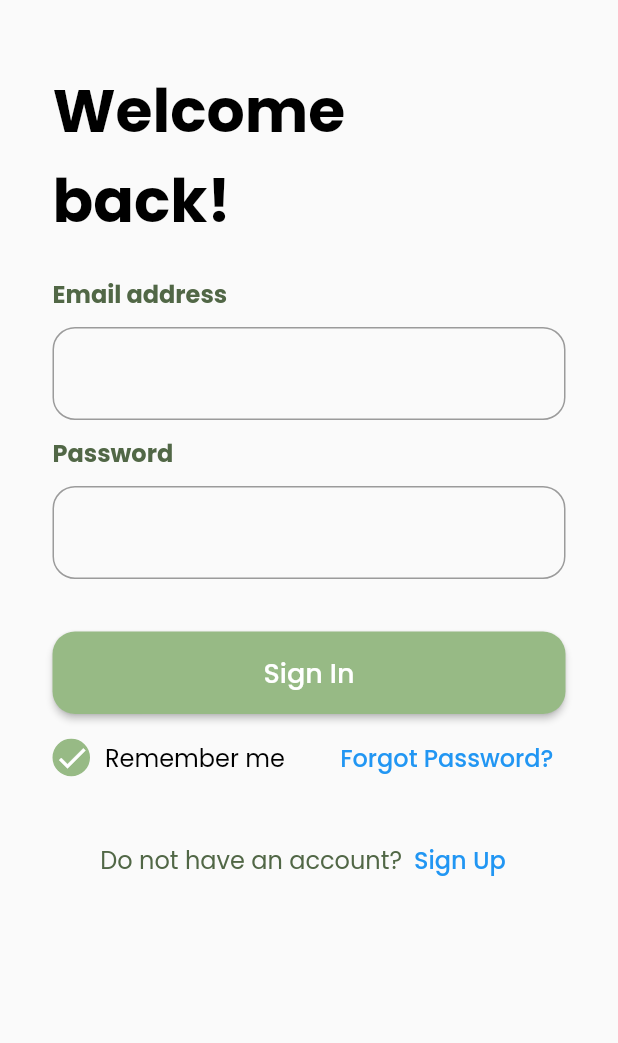
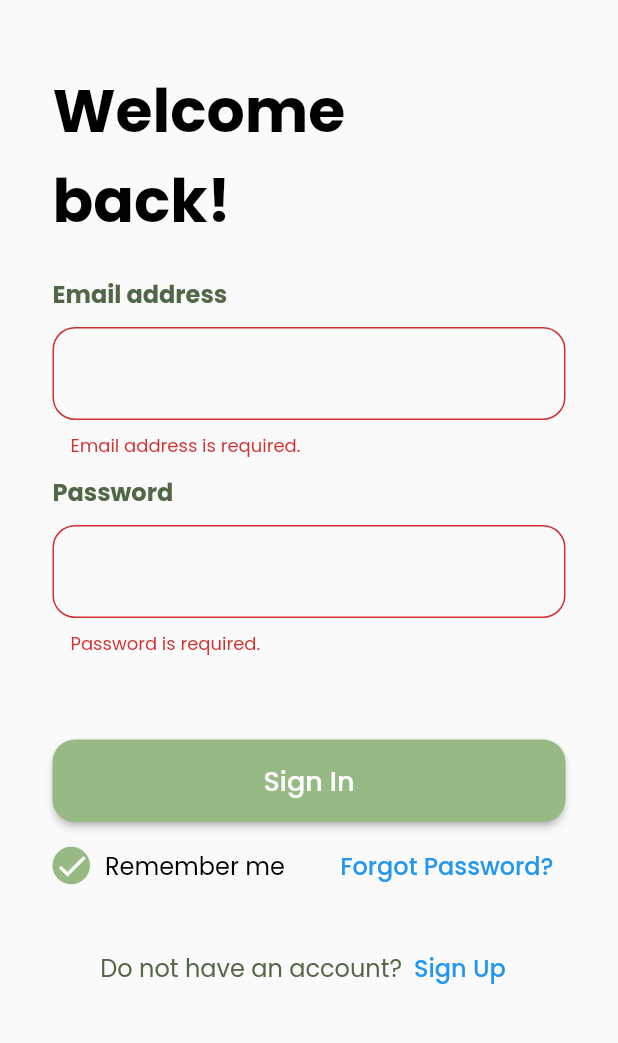
Before and after one commit to Isko21/Halal-Scan, a Flutter app: the SignInPage screen opened directly, after a tap on "Sign In", on a phone screen of 412 x 824 dp, the part 63-1106 px from its top. Run offline on Flutter 3.47's test engine with Material 2 defaults, Android fonts, the phone set to English and light mode, and no system bars; drawn by our look-alikes of roundcheckbox; our stand-ins replace auto_size_text, cloud_firestore, firebase_auth, firebase_core, google_fonts, google_maps_flutter and 7 more; missing offline and left inert: flutter_barcode_scanner, flutter_gif, material_color_generator, qr_code_scanner; accounts and stored records are empty; network calls fail.

```diff
--- a/lib/main.dart
+++ b/lib/main.dart
@@ -28,8 +28,7 @@ class MyApp extends StatelessWidget {
     SystemChrome.setPreferredOrientations([DeviceOrientation.portraitUp]);
 
     return StreamProvider<CustomUser?>.value(
-      initialData:
-          CustomUser(fullName: 'Initial Data', email: 'test@gmail.com'),
+      initialData: CustomUser(),
       value: AuthService().authUser,
       child: MaterialApp(
         debugShowCheckedModeBanner: false,
--- a/lib/models/user.dart
+++ b/lib/models/user.dart
@@ -4,6 +4,7 @@ class CustomUser {
   String? uid;
   String? fullName;
   String? email;
+  String? password;
   String? photoUrl;
   bool? isReviewer;
   Timestamp? memberSince;
@@ -12,21 +13,12 @@ class CustomUser {
     this.uid,
     this.fullName,
     this.email,
-    this.photoUrl,
+    this.password,
+    this.photoUrl =
+        'https://encrypted-tbn0.gstatic.com/images?q=tbn:ANd9GcS8sz484NbeS21UH8wlx9yDd0WROQsCMpS-mvXjkmY&s',
     this.isReviewer = false,
     this.memberSince,
   });
-
-  String? get getUID => uid;
-  String? get getFullName => fullName;
-  String? get getEmail => email;
-  String? get getPhotoUrl => photoUrl;
-  bool? get getIsReviewer => isReviewer;
-  Timestamp? get getTimeStamp => memberSince;
-
-  void setFullName(String val) {
-    fullName = val;
-  }
 
   Map<String, dynamic> toJson() => {
         'uid': uid,
@@ -42,3 +34,5 @@ class CustomUser {
       isReviewer: json['isReviewer'],
       memberSince: json['memberSince']);
 }
+
+enum CustomRole { scanner, reviewer }
--- a/lib/pages/onboarding/create_user.dart
+++ b/lib/pages/onboarding/create_user.dart
@@ -3,13 +3,16 @@ import 'package:halal_scan/pages/onboarding/signin.dart';
 import 'package:halal_scan/utility/auth.dart';
 
 import '../../models/config.dart';
+import '../../models/user.dart';
 import '../../utility/common_functions.dart';
 import '../../utility/stepper.dart';
 import '../../widgets/button.dart';
 
 class CreateUserView extends StatefulWidget {
   final Function() onNextClicked;
-  const CreateUserView({required this.onNextClicked, super.key});
+  CustomUser currentUser;
+  CreateUserView(
+      {required this.currentUser, required this.onNextClicked, super.key});
 
   @override
   State<CreateUserView> createState() => _CreateUserViewState();
@@ -157,15 +160,19 @@ class _CreateUserViewState extends State<CreateUserView> with ChangeNotifier {
               CustomElevatedButton(
                   text: 'Next',
                   onTap: () async {
+                    FocusScope.of(context).unfocus();
+
                     if (key.currentState!.validate() &&
                         validateBothPasswords(
                             password.text, confirmPassword.text)) {
-                      await authService.signUp(
-                          emailAddress.text, password.text);
+                      widget.currentUser.fullName = fullName.text.trim();
+                      widget.currentUser.email = emailAddress.text.trim();
+                      widget.currentUser.password = password.text;
+                      // await authService.signUp(
+                      //     emailAddress.text, password.text);
                       widget.onNextClicked();
                       print('wszystko dobra');
                     }
-                    FocusScope.of(context).unfocus();
                   },
                   height: 55),
               const SizedBox(height: 10),
@@ -215,13 +222,8 @@ String? validatePassword(String? password) {
   if (password == null || password.isEmpty) {
     return 'Password is required.';
   }
-  String pattern = r'^(?=.*?[A-Z])(?=.*?[a-z])(?=.*?[0-9]).{8,}$';
-  RegExp regex = RegExp(pattern);
-  if (!regex.hasMatch(password)) {
-    return '''
-      Password must be at least 8 characters,
-      include an uppercase letter and number.
-      ''';
+  if (password.length < 8) {
+    return 'Password must be at least 8 characters';
   }
 
   return null;
--- a/lib/pages/onboarding/signin.dart
+++ b/lib/pages/onboarding/signin.dart
@@ -1,5 +1,7 @@
 import 'package:flutter/material.dart';
 import 'package:google_fonts/google_fonts.dart';
+import 'package:halal_scan/pages/onboarding/create_user.dart';
+import 'package:halal_scan/pages/onboarding/signup.dart';
 import 'package:halal_scan/utility/auth.dart';
 import 'package:halal_scan/utility/common_functions.dart';
 import 'package:halal_scan/widgets/button.dart';
@@ -18,6 +20,8 @@ class _SignInPageState extends State<SignInPage> {
   final emailController = TextEditingController();
   final passwordController = TextEditingController();
   final authService = AuthService();
+  final GlobalKey<FormState> key = GlobalKey<FormState>();
+  String error = "";
   @override
   Widget build(BuildContext context) {
     return Scaffold(
@@ -41,19 +45,28 @@ class _SignInPageState extends State<SignInPage> {
       body: SingleChildScrollView(
         child: Padding(
           padding: const EdgeInsets.symmetric(horizontal: 35, vertical: 30),
+          child: Form(
+            key: key,
             child: Column(
               crossAxisAlignment: CrossAxisAlignment.start,
               children: [
                 Text(
                   'Welcome \nback!',
-                style: titleLarge().copyWith(fontSize: 40, color: Colors.black),
+                  style:
+                      titleLarge().copyWith(fontSize: 40, color: Colors.black),
                 ),
                 const SizedBox(height: 20),
                 Text('Email address',
                     style: bodyMedium().copyWith(fontWeight: FontWeight.bold)),
                 const SizedBox(height: 10),
-              TextField(
+                TextFormField(
+                  validator: validateEmail,
                   controller: emailController,
+                  onChanged: (value) {
+                    setState(() {
+                      error = "";
+                    });
+                  },
                   decoration: InputDecoration(
                     fillColor: CustomColor.veryLightBackColor,
                     border: OutlineInputBorder(
@@ -69,7 +82,13 @@ class _SignInPageState extends State<SignInPage> {
                 Text('Password',
                     style: bodyMedium().copyWith(fontWeight: FontWeight.bold)),
                 const SizedBox(height: 10),
-              TextField(
+                TextFormField(
+                  validator: validatePassword,
+                  onChanged: (value) {
+                    setState(() {
+                      error = "";
+                    });
+                  },
                   controller: passwordController,
                   decoration: InputDecoration(
                     fillColor: CustomColor.veryLightBackColor,
@@ -82,14 +101,37 @@ class _SignInPageState extends State<SignInPage> {
                     ),
                   ),
                 ),
-              const SizedBox(height: 35),
+                Center(
+                  child: Column(
+                    children: [
+                      const SizedBox(height: 20),
+                      Visibility(
+                          visible: error.isNotEmpty,
+                          child: Text(
+                            error,
+                            style: bodyMedium().copyWith(color: Colors.red),
+                          )),
+                    ],
+                  ),
+                ),
+                SizedBox(height: error.isEmpty ? 35 : 20),
                 CustomElevatedButton(
                   text: 'Sign In',
                   height: 55,
-                  onTap: () {
-                    authService.signIn(emailController.text.trim(),
+                  onTap: () async {
+                    if (key.currentState!.validate()) {
+                      dynamic result = await authService.signIn(
+                          emailController.text.trim(),
                           passwordController.text.trim());
-                  }),
+                      if (result == 'user-not-found') {
+                        error = 'Wrong email or user not found.';
+                      } else if (result == 'wrong-password') {
+                        error = 'Wrong password. Please try again';
+                      }
+                    }
+                    setState(() {});
+                  },
+                ),
                 const SizedBox(height: 5),
                 Row(
                   children: [
@@ -130,7 +172,11 @@ class _SignInPageState extends State<SignInPage> {
                       style: bodyMedium(),
                     ),
                     TextButton(
-                      onPressed: () {},
+                        onPressed: () {
+                          Navigator.of(context).pushReplacement(
+                              MaterialPageRoute(
+                                  builder: (context) => const SignUpPage()));
+                        },
                         child: Text('Sign Up', style: bodyMedium()))
                   ],
                 ),
@@ -138,6 +184,7 @@ class _SignInPageState extends State<SignInPage> {
             ),
           ),
         ),
+      ),
     );
   }
 }
--- a/lib/utility/auth.dart
+++ b/lib/utility/auth.dart
@@ -10,7 +10,8 @@ class AuthService extends ChangeNotifier {
         ? CustomUser(
             uid: user.uid,
             fullName: user.displayName,
-            photoUrl: user.photoURL,
+            photoUrl:
+                'https://encrypted-tbn0.gstatic.com/images?q=tbn:ANd9GcS8sz484NbeS21UH8wlx9yDd0WROQsCMpS-mvXjkmY&s',
             email: user.email,
           )
         : null;
@@ -27,9 +28,14 @@ class AuthService extends ChangeNotifier {
       User? user = userCredential.user;
 
       return customUserFromFirebase(user);
+    } on FirebaseAuthException catch (e) {
+      if (e.code == 'weak-password') {
+        print('The password provided is too weak.');
+      } else if (e.code == 'email-already-in-use') {
+        print('The account already exists for that email.');
+      }
     } catch (e) {
-      print(e.toString());
-      return null;
+      print(e);
     }
   }
 
@@ -41,11 +47,9 @@ class AuthService extends ChangeNotifier {
       return customUserFromFirebase(user);
     } on FirebaseAuthException catch (e) {
       if (e.code == 'user-not-found') {
-        print('No user found for that email.');
-        return null;
+        return e.code;
       } else if (e.code == 'wrong-password') {
-        print('Wrong password provided for that user.');
-        return null;
+        return e.code;
       }
     }
   }
```
Also changed, not shown: lib/pages/main/menu_page.dart (+13 -11 lines), lib/pages/onboarding/choose_role.dart (+18 -3 lines), lib/pages/onboarding/halal_info.dart (+9 -2 lines), lib/pages/onboarding/signup.dart (+12 -6 lines), lib/utility/wrapper.dart (+2 -6 lines). Lines whose indentation alone changed are shown as unchanged.
